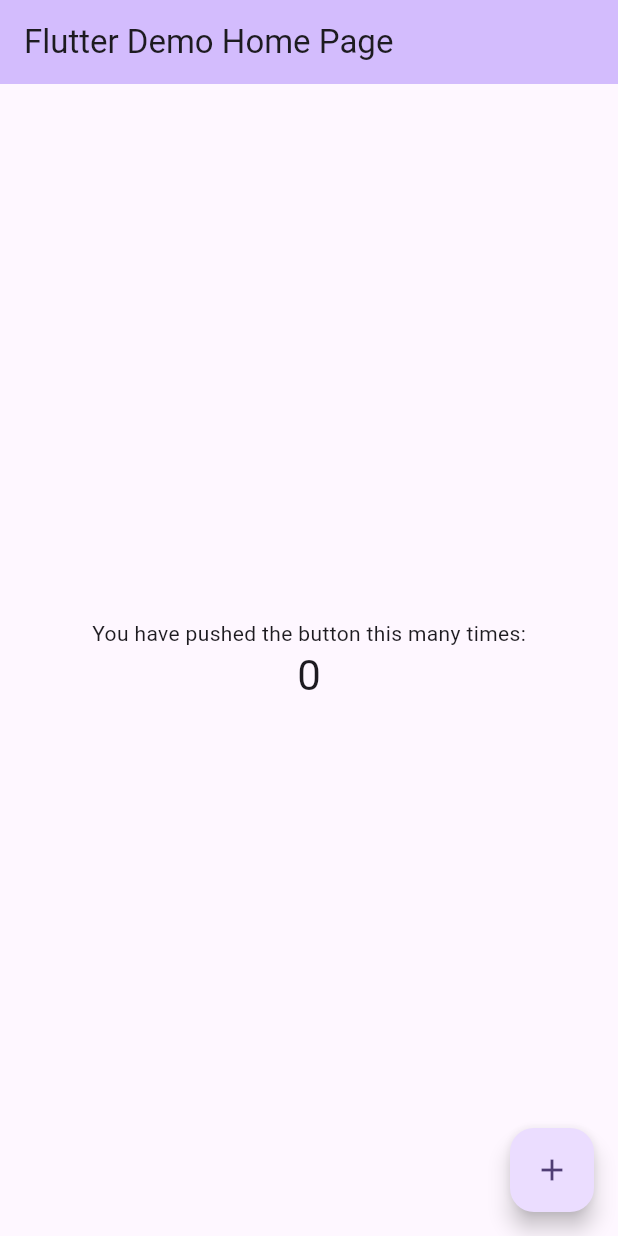
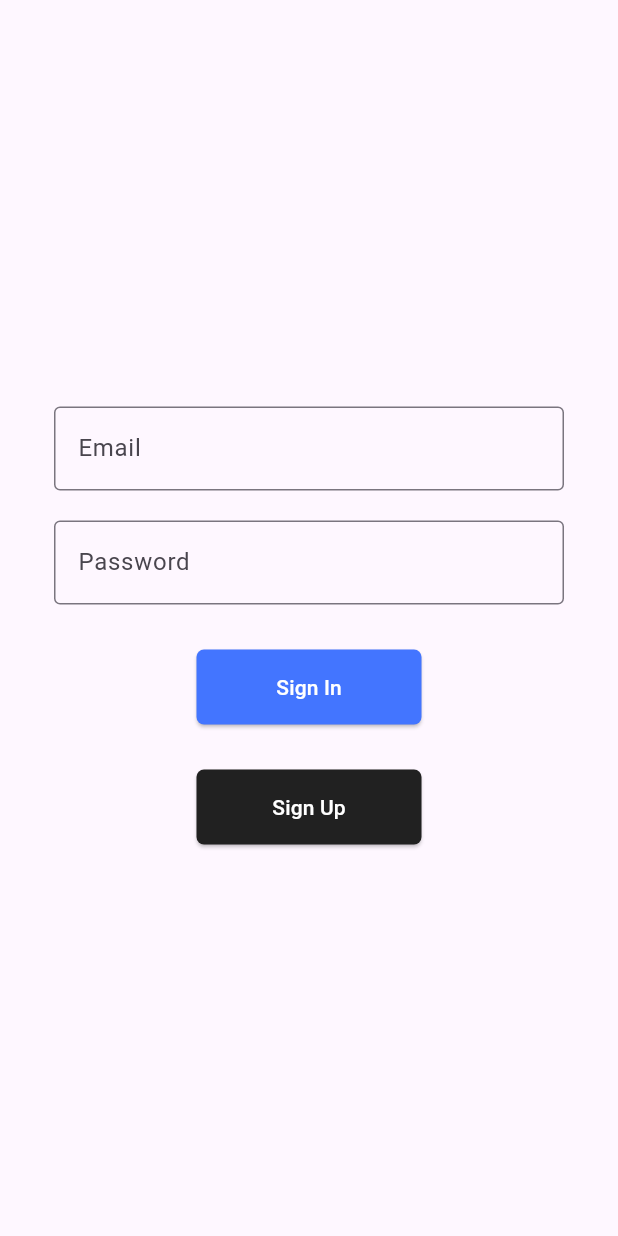
Before and after one commit to Myrlyon/Flutter-Movie-Application, a Flutter app: the screen it shows after launch, on a phone screen of 412 x 824 dp. Run offline on Flutter 3.47's test engine with Material 2 defaults, Android fonts, the phone set to English and light mode, and no system bars.

Commit message:
App Base Complete

```diff
--- /dev/null
+++ b/lib/homePage.dart
@@ -0,0 +1,15 @@
+import 'package:flutter/material.dart';
+
+class homePage extends StatefulWidget {
+  const homePage({super.key});
+
+  @override
+  State<homePage> createState() => _homePageState();
+}
+
+class _homePageState extends State<homePage> {
+  @override
+  Widget build(BuildContext context) {
+    return const Placeholder();
+  }
+}
--- /dev/null
+++ b/lib/loginPage.dart
@@ -0,0 +1,67 @@
+import 'package:flutter/material.dart';
+import 'package:flutter_movie_application/homePage.dart';
+import './widget/widget.dart';
+
+class loginPage extends StatefulWidget {
+  const loginPage({super.key, required String title});
+
+  @override
+  State<loginPage> createState() => _LoginPageState();
+}
+
+class _LoginPageState extends State<loginPage> {
+  @override
+  Widget build(BuildContext context) {
+    return Scaffold(
+      body: Center(
+        child: Container(
+          padding: EdgeInsets.all(16),
+          child: Column(
+            mainAxisAlignment: MainAxisAlignment.center,
+            children: [
+              myText("Email", false),
+              myText("Password", true),
+              SizedBox(height: 20),
+              ElevatedButton(
+                onPressed: () {
+                  Navigator.push(
+                    context,
+                    MaterialPageRoute(builder: (context) => const homePage()),
+                  );
+                },
+                style: ElevatedButton.styleFrom(
+                  shape: RoundedRectangleBorder(
+                    borderRadius: BorderRadius.circular(5),
+                  ),
+                  backgroundColor: Color.fromARGB(255, 67, 117, 255),
+                  minimumSize: Size(150, 50),
+                ),
+                child: Text(
+                  'Sign In',
+                  style:
+                      TextStyle(color: Colors.white), // Set text color to white
+                ),
+              ),
+              SizedBox(height: 30),
+              ElevatedButton(
+                onPressed: () {},
+                style: ElevatedButton.styleFrom(
+                  shape: RoundedRectangleBorder(
+                    borderRadius: BorderRadius.circular(5),
+                  ),
+                  backgroundColor: Colors.grey[900],
+                  minimumSize: Size(150, 50),
+                ),
+                child: Text(
+                  'Sign Up',
+                  style:
+                      TextStyle(color: Colors.white), // Set text color to white
+                ),
+              ),
+            ],
+          ),
+        ),
+      ),
+    );
+  }
+}
--- a/lib/main.dart
+++ b/lib/main.dart
@@ -1,4 +1,5 @@
 import 'package:flutter/material.dart';
+import 'package:flutter_movie_application/loginPage.dart';
 
 void main() {
   runApp(const MyApp());
@@ -6,103 +7,43 @@ void main() {
 
 class MyApp extends StatelessWidget {
   const MyApp({super.key});
-
-  // This widget is the root of your application.
   @override
   Widget build(BuildContext context) {
     return MaterialApp(
       title: 'Flutter Demo',
       theme: ThemeData(
-        // This is the theme of your application.
-        //
-        // TRY THIS: Try running your application with "flutter run". You'll see
-        // the application has a blue toolbar. Then, without quitting the app,
-        // try changing the seedColor in the colorScheme below to Colors.green
-        // and then invoke "hot reload" (save your changes or press the "hot
-        // reload" button in a Flutter-supported IDE, or press "r" if you used
-        // the command line to start the app).
-        //
-        // Notice that the counter didn't reset back to zero; the application
-        // state is not lost during the reload. To reset the state, use hot
-        // restart instead.
-        //
-        // This works for code too, not just values: Most code changes can be
-        // tested with just a hot reload.
         colorScheme: ColorScheme.fromSeed(seedColor: Colors.deepPurple),
         useMaterial3: true,
       ),
-      home: const MyHomePage(title: 'Flutter Demo Home Page'),
+      home: const loginPage(title: 'Flutter Demo Home Page'),
     );
   }
 }
 
 class MyHomePage extends StatefulWidget {
   const MyHomePage({super.key, required this.title});
-
-  // This widget is the home page of your application. It is stateful, meaning
-  // that it has a State object (defined below) that contains fields that affect
-  // how it looks.
-
-  // This class is the configuration for the state. It holds the values (in this
-  // case the title) provided by the parent (in this case the App widget) and
-  // used by the build method of the State. Fields in a Widget subclass are
-  // always marked "final".
-
   final String title;
-
   @override
   State<MyHomePage> createState() => _MyHomePageState();
 }
 
 class _MyHomePageState extends State<MyHomePage> {
   int _counter = 0;
-
   void _incrementCounter() {
     setState(() {
-      // This call to setState tells the Flutter framework that something has
-      // changed in this State, which causes it to rerun the build method below
-      // so that the display can reflect the updated values. If we changed
-      // _counter without calling setState(), then the build method would not be
-      // called again, and so nothing would appear to happen.
       _counter++;
     });
   }
 
   @override
   Widget build(BuildContext context) {
-    // This method is rerun every time setState is called, for instance as done
-    // by the _incrementCounter method above.
-    //
-    // The Flutter framework has been optimized to make rerunning build methods
-    // fast, so that you can just rebuild anything that needs updating rather
-    // than having to individually change instances of widgets.
     return Scaffold(
       appBar: AppBar(
-        // TRY THIS: Try changing the color here to a specific color (to
-        // Colors.amber, perhaps?) and trigger a hot reload to see the AppBar
-        // change color while the other colors stay the same.
         backgroundColor: Theme.of(context).colorScheme.inversePrimary,
-        // Here we take the value from the MyHomePage object that was created by
-        // the App.build method, and use it to set our appbar title.
         title: Text(widget.title),
       ),
       body: Center(
-        // Center is a layout widget. It takes a single child and positions it
-        // in the middle of the parent.
         child: Column(
-          // Column is also a layout widget. It takes a list of children and
-          // arranges them vertically. By default, it sizes itself to fit its
-          // children horizontally, and tries to be as tall as its parent.
-          //
-          // Column has various properties to control how it sizes itself and
-          // how it positions its children. Here we use mainAxisAlignment to
-          // center the children vertically; the main axis here is the vertical
-          // axis because Columns are vertical (the cross axis would be
-          // horizontal).
-          //
-          // TRY THIS: Invoke "debug painting" (choose the "Toggle Debug Paint"
-          // action in the IDE, or press "p" in the console), to see the
-          // wireframe for each widget.
           mainAxisAlignment: MainAxisAlignment.center,
           children: <Widget>[
             const Text(
--- /dev/null
+++ b/lib/widget/widget.dart
@@ -0,0 +1,14 @@
+import 'package:flutter/material.dart';
+
+Widget myText(String label, bool isObsecure) {
+  return Container(
+    margin: EdgeInsets.symmetric(vertical: 10, horizontal: 20),
+    child: TextField(
+      obscureText: isObsecure,
+      decoration: InputDecoration(
+        border: OutlineInputBorder(),
+        labelText: label,
+      ),
+    ),
+  );
+}
--- a/pubspec.yaml
+++ b/pubspec.yaml
@@ -45,7 +45,7 @@ dev_dependencies:
   # activated in the `analysis_options.yaml` file located at the root of your
   # package. See that file for information about deactivating specific lint
   # rules and activating additional ones.
-  flutter_lints: ^2.0.0
+  # flutter_lints: ^2.0.0
 
 # For information on the generic Dart part of this file, see the
 # following page: https://dart.dev/tools/pub/pubspec
```
Also changed, not shown: pubspec.lock.
